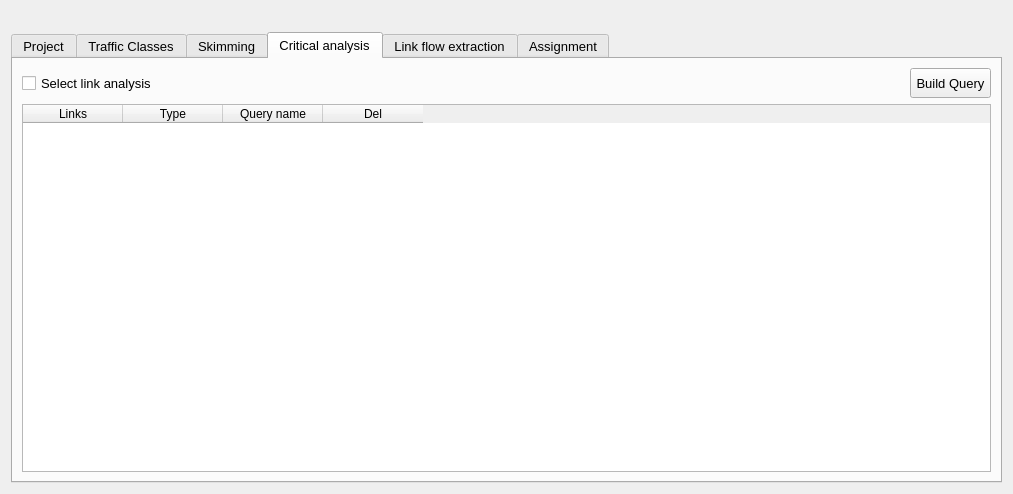
Above: qaequilibrae/modules/paths_procedures/forms/ui_traffic_assignment.ui from AequilibraE/QAequilibraE before the change. Below: the same form after it.
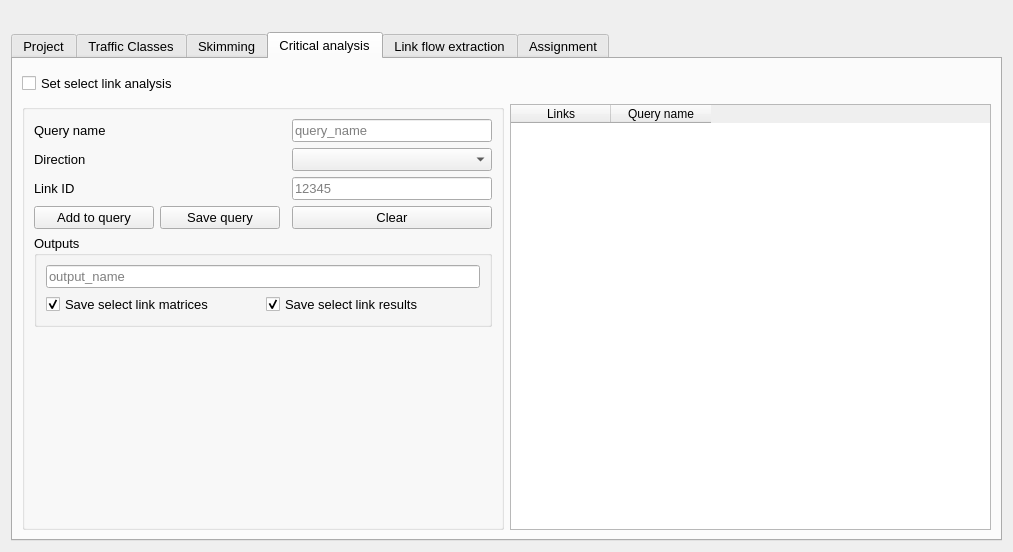
That is the form after the change. The open tabs and pages were chosen to show the change.

Commit message:
Add Select Link Analysis (#401)
* Add Select Link Analysis

* add data check

* .

* Fix buttons and workflow

* Adds test

* UI and test

* add mark to test

* docs

* Updates to Aeq 1.1.5

* versioning and imports

---------

```diff
--- a/qaequilibrae/modules/paths_procedures/forms/ui_traffic_assignment.ui
+++ b/qaequilibrae/modules/paths_procedures/forms/ui_traffic_assignment.ui
@@ -10,7 +10,7 @@
     <x>0</x>
     <y>0</y>
     <width>1013</width>
-    <height>494</height>
+    <height>552</height>
    </rect>
   </property>
   <property name="minimumSize">
@@ -687,45 +687,157 @@
        <string>Critical analysis</string>
       </attribute>
       <layout class="QGridLayout" name="gridLayout_6">
-       <item row="0" column="0">
-        <widget class="QCheckBox" name="do_select_link">
-         <property name="enabled">
-          <bool>true</bool>
-         </property>
-         <property name="minimumSize">
-          <size>
-           <width>0</width>
-           <height>30</height>
-          </size>
-         </property>
-         <property name="text">
-          <string>Select link analysis</string>
-         </property>
+       <item row="1" column="0">
+        <widget class="QGroupBox" name="select_link_config">
+         <layout class="QGridLayout" name="gridLayout_13">
+          <item row="5" column="0">
+           <widget class="QLabel" name="label_16">
+            <property name="text">
+             <string>Link ID</string>
+            </property>
+           </widget>
+          </item>
+          <item row="5" column="3">
+           <widget class="QLineEdit" name="input_link_id">
+            <property name="placeholderText">
+             <string>12345</string>
+            </property>
+           </widget>
+          </item>
+          <item row="4" column="0">
+           <widget class="QLabel" name="label_15">
+            <property name="text">
+             <string>Direction</string>
+            </property>
+           </widget>
+          </item>
+          <item row="6" column="3">
+           <widget class="QPushButton" name="but_clean">
+            <property name="minimumSize">
+             <size>
+              <width>120</width>
+              <height>0</height>
+             </size>
+            </property>
+            <property name="text">
+             <string>Clear</string>
+            </property>
+           </widget>
+          </item>
+          <item row="7" column="0" colspan="4">
+           <widget class="QGroupBox" name="gridGroupBox">
+            <property name="title">
+             <string>Outputs</string>
+            </property>
+            <layout class="QGridLayout" name="gridLayout_14">
+             <item row="1" column="0">
+              <widget class="QCheckBox" name="chb_save_matrix">
+               <property name="text">
+                <string>Save select link matrices</string>
+               </property>
+               <property name="checked">
+                <bool>true</bool>
+               </property>
+              </widget>
+             </item>
+             <item row="1" column="1">
+              <widget class="QCheckBox" name="chb_save_result">
+               <property name="text">
+                <string>Save select link results</string>
+               </property>
+               <property name="checked">
+                <bool>true</bool>
+               </property>
+              </widget>
+             </item>
+             <item row="0" column="0" colspan="2">
+              <widget class="QLineEdit" name="sl_mat_name">
+               <property name="inputMask">
+                <string/>
+               </property>
+               <property name="text">
+                <string/>
+               </property>
+               <property name="placeholderText">
+                <string>output_name</string>
+               </property>
+              </widget>
+             </item>
+            </layout>
+           </widget>
+          </item>
+          <item row="8" column="0">
+           <spacer name="verticalSpacer">
+            <property name="orientation">
+             <enum>Qt::Vertical</enum>
+            </property>
+            <property name="sizeHint" stdset="0">
+             <size>
+              <width>20</width>
+              <height>40</height>
+             </size>
+            </property>
+           </spacer>
+          </item>
+          <item row="3" column="3">
+           <widget class="QLineEdit" name="input_qry_name">
+            <property name="inputMask">
+             <string/>
+            </property>
+            <property name="text">
+             <string/>
+            </property>
+            <property name="maxLength">
+             <number>32767</number>
+            </property>
+            <property name="frame">
+             <bool>true</bool>
+            </property>
+            <property name="placeholderText">
+             <string>query_name</string>
+            </property>
+           </widget>
+          </item>
+          <item row="6" column="0">
+           <widget class="QPushButton" name="but_add_query">
+            <property name="minimumSize">
+             <size>
+              <width>120</width>
+              <height>0</height>
+             </size>
+            </property>
+            <property name="text">
+             <string>Add to query</string>
+            </property>
+           </widget>
+          </item>
+          <item row="3" column="0">
+           <widget class="QLabel" name="label_12">
+            <property name="text">
+             <string>Query name</string>
+            </property>
+           </widget>
+          </item>
+          <item row="6" column="1">
+           <widget class="QPushButton" name="but_build_query">
+            <property name="minimumSize">
+             <size>
+              <width>120</width>
+              <height>0</height>
+             </size>
+            </property>
+            <property name="text">
+             <string>Save query</string>
+            </property>
+           </widget>
+          </item>
+          <item row="4" column="3">
+           <widget class="QComboBox" name="cob_direction"/>
+          </item>
+         </layout>
         </widget>
        </item>
-       <item row="0" column="1">
-        <widget class="QPushButton" name="but_build_query">
-         <property name="enabled">
-          <bool>true</bool>
-         </property>
-         <property name="minimumSize">
-          <size>
-           <width>0</width>
-           <height>30</height>
-          </size>
-         </property>
-         <property name="maximumSize">
-          <size>
-           <width>81</width>
-           <height>16777215</height>
-          </size>
-         </property>
-         <property name="text">
-          <string>Build Query</string>
-         </property>
-        </widget>
-       </item>
-       <item row="1" column="0" colspan="2">
+       <item row="1" column="2">
         <widget class="QTableWidget" name="select_link_list">
          <property name="enabled">
           <bool>true</bool>
@@ -743,31 +855,37 @@
           <number>0</number>
          </property>
          <property name="columnCount">
-          <number>4</number>
+          <number>2</number>
          </property>
          <attribute name="verticalHeaderDefaultSectionSize">
-          <number>27</number>
+          <number>31</number>
          </attribute>
          <column>
           <property name="text">
            <string>Links</string>
           </property>
          </column>
-         <column>
-          <property name="text">
-           <string>Type</string>
-          </property>
-         </column>
          <column>
           <property name="text">
            <string>Query name</string>
           </property>
          </column>
-         <column>
-          <property name="text">
-           <string>Del</string>
-          </property>
-         </column>
+        </widget>
+       </item>
+       <item row="0" column="0">
+        <widget class="QCheckBox" name="do_select_link">
+         <property name="enabled">
+          <bool>true</bool>
+         </property>
+         <property name="minimumSize">
+          <size>
+           <width>0</width>
+           <height>30</height>
+          </size>
+         </property>
+         <property name="text">
+          <string>Set select link analysis</string>
+         </property>
         </widget>
        </item>
       </layout>
```
Left out of the diff: 6 changed lines with no effect on the pictures. The commit also changes 10 other files.
